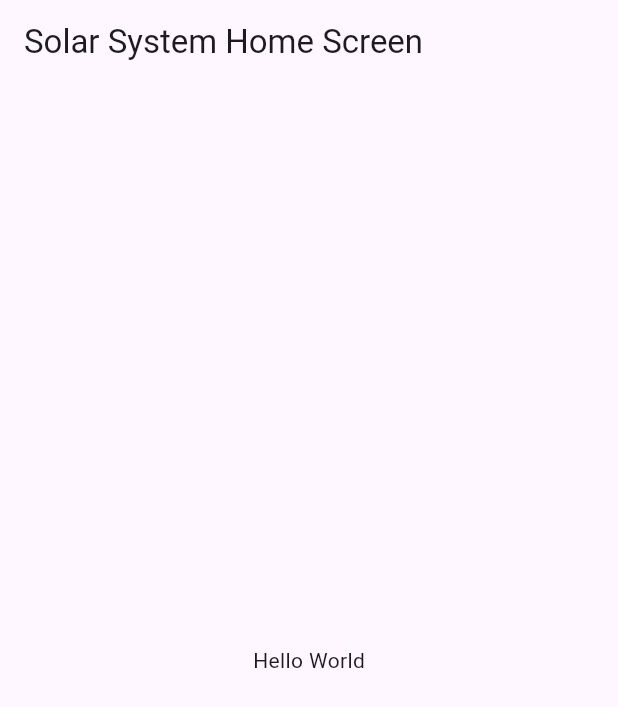
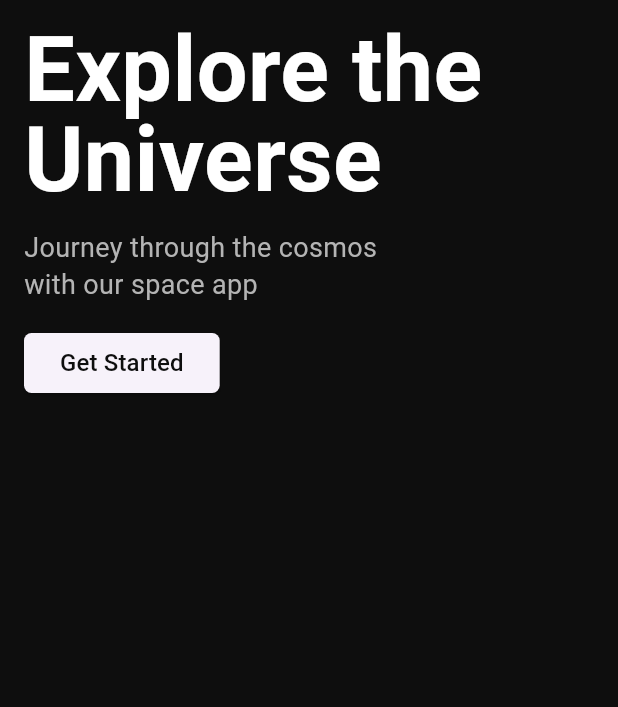
Before and after one commit to nathannewyen/flutters, a Flutter app: the screen it shows after launch, on a phone screen of 412 x 824 dp. Shown: the top 707 px of the screen. Run offline on Flutter 3.47's test engine with Material 3 defaults, Android fonts, the phone set to English and light mode, and no system bars; our stand-ins replace card_swiper, flutter_iconly, flutter_riverpod, google_fonts, shared_preferences, transparent_image.

Commit message:
add on boarding screen

```diff
--- a/physics_concept/lib/main.dart
+++ b/physics_concept/lib/main.dart
@@ -1,5 +1,5 @@
 import 'package:flutter/material.dart';
-import 'package:physics_concept/screens/home.dart';
+import 'package:physics_concept/screens/on_boarding.dart';
 
 void main() {
   runApp(const App());
@@ -11,7 +11,8 @@ class App extends StatelessWidget {
   @override
   Widget build(BuildContext context) {
     return const MaterialApp(
-      home: HomeScreen(),
+      debugShowCheckedModeBanner: false,
+      home: OnBoardingScreen(),
     );
   }
 }
--- /dev/null
+++ b/physics_concept/lib/screens/on_boarding.dart
@@ -0,0 +1,73 @@
+import 'package:flutter/material.dart';
+
+import '../widgets/text_widget.dart';
+
+class OnBoardingScreen extends StatelessWidget {
+  const OnBoardingScreen({super.key});
+
+  @override
+  Widget build(BuildContext context) {
+    return Scaffold(
+      body: Container(
+        color: const Color(0xFF0E0E0E),
+        child: SafeArea(
+          child: Align(
+            alignment: Alignment.topLeft,
+            child: Padding(
+              padding: const EdgeInsets.all(16.0),
+              child: Column(
+                crossAxisAlignment: CrossAxisAlignment.start,
+                children: [
+                  const Column(
+                    crossAxisAlignment: CrossAxisAlignment.start,
+                    children: [
+                      TextWidget(
+                        text: 'Explore the Universe',
+                        fontSize: 60,
+                        color: Colors.white,
+                        fontWeight: FontWeight.bold,
+                      ),
+                      SizedBox(height: 16.0),
+                      TextWidget(
+                        text: 'Journey through the cosmos \nwith our space app',
+                        fontSize: 18,
+                        color: Color(0xFFB4B4B4),
+                        height: 1.375,
+                        fontWeight: FontWeight.normal,
+                      ),
+                    ],
+                  ),
+                  const SizedBox(height: 16.0),
+                  Column(
+                    crossAxisAlignment: CrossAxisAlignment.start,
+                    children: [
+                      ElevatedButton(
+                        onPressed: () {
+                          // Handle button press
+                        },
+                        style: ElevatedButton.styleFrom(
+                          foregroundColor: const Color(0xFF0E0E0E),
+                          // backgroundColor: Colors.blue,
+                          shape: RoundedRectangleBorder(
+                            borderRadius: BorderRadius.circular(
+                                5), // Adjust this value as needed
+                          ),
+                        ),
+                        child: const TextWidget(
+                          text: 'Get Started',
+                          fontSize: 16,
+                          color: Color(0xFF0E0E0E),
+                          fontWeight: FontWeight.w500,
+                        ),
+                      ),
+                    ],
+                  ),
+                ],
+              ),
+            ),
+          ),
+        ),
+      ),
+    );
+  }
+}
--- /dev/null
+++ b/physics_concept/lib/widgets/text_widget.dart
@@ -0,0 +1,30 @@
+import 'package:flutter/material.dart';
+
+class TextWidget extends StatelessWidget {
+  const TextWidget(
+      {super.key,
+      required this.text,
+      required this.fontSize,
+      required this.color,
+      required this.fontWeight,
+      this.height = 1.0});
+
+  final String text;
+  final double fontSize;
+  final Color color;
+  final FontWeight fontWeight;
+  final double height;
+
+  @override
+  Widget build(BuildContext context) {
+    return Text(
+      text,
+      style: TextStyle(
+        fontSize: fontSize,
+        color: color,
+        fontWeight: fontWeight,
+        height: height,
+      ),
+    );
+  }
+}
```
Also changed, not shown: 1 other file.
